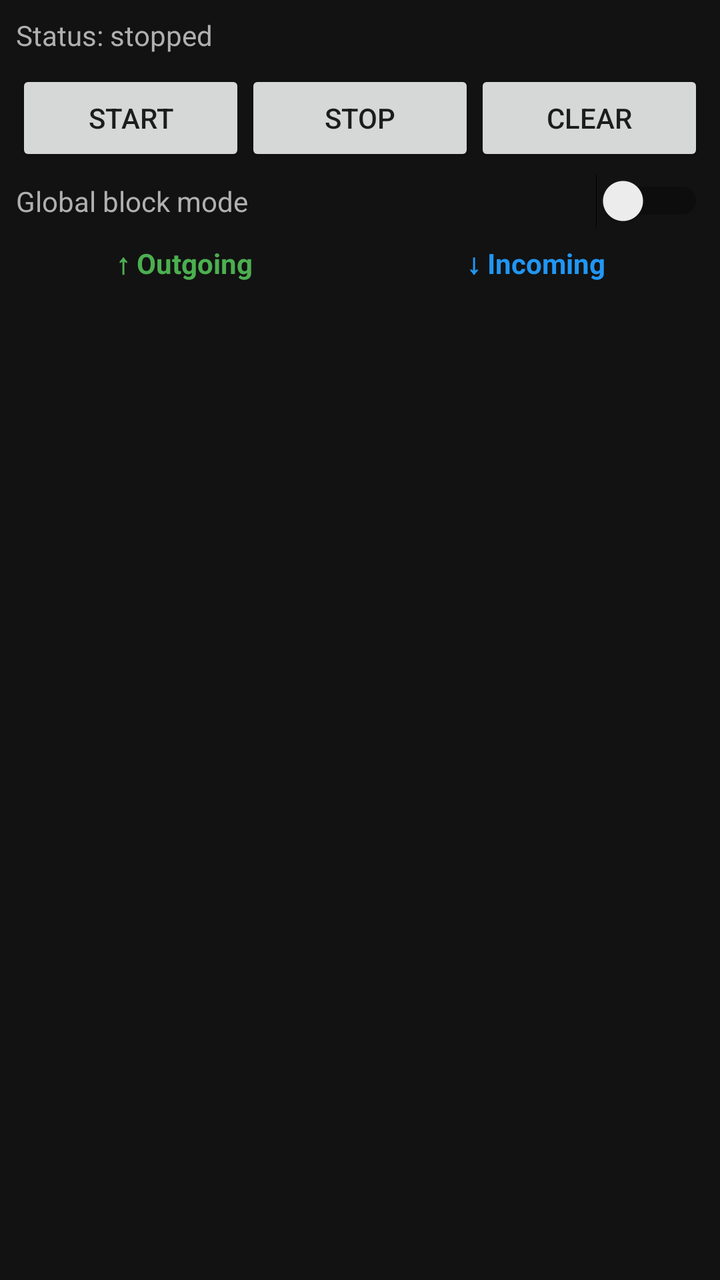
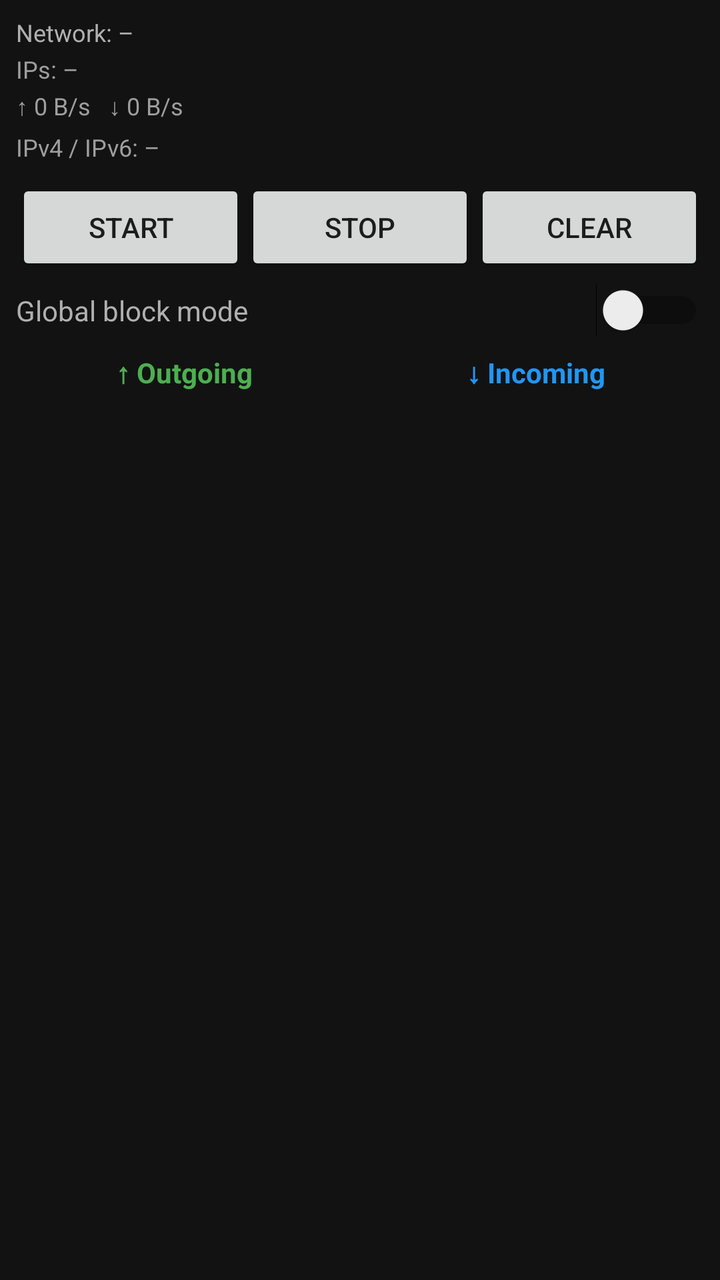

Compare the two renders of this Android layout. The source of the first and the diff that turns it into the second are given below.
<!-- AndroidManifest.xml: application theme Theme.MaterialComponents.DayNight.NoActionBar -->
<!-- res/layout/fragment_monitor.xml -->
<?xml version="1.0" encoding="utf-8"?>
<LinearLayout xmlns:android="http://schemas.android.com/apk/res/android"
    android:layout_width="match_parent"
    android:layout_height="match_parent"
    android:orientation="vertical"
    android:padding="8dp"
    android:background="#121212">

    <TextView
        android:id="@+id/statusText"
        android:layout_width="match_parent"
        android:layout_height="wrap_content"
        android:text="Status: stopped"
        android:textColor="#B0B0B0"
        android:paddingBottom="8dp" />

    <LinearLayout
        android:layout_width="match_parent"
        android:layout_height="wrap_content"
        android:orientation="horizontal"
        android:gravity="center_vertical">

        <Button
            android:id="@+id/btnStart"
            android:layout_width="0dp"
            android:layout_height="wrap_content"
            android:layout_weight="1"
            android:text="Start" />

        <Button
            android:id="@+id/btnStop"
            android:layout_width="0dp"
            android:layout_height="wrap_content"
            android:layout_weight="1"
            android:text="Stop" />

        <Button
            android:id="@+id/btnClear"
            android:layout_width="0dp"
            android:layout_height="wrap_content"
            android:layout_weight="1"
            android:text="Clear" />
    </LinearLayout>

    <LinearLayout
        android:layout_width="match_parent"
        android:layout_height="wrap_content"
        android:orientation="horizontal"
        android:paddingTop="4dp"
        android:paddingBottom="8dp"
        android:gravity="center_vertical">

        <TextView
            android:layout_width="0dp"
            android:layout_height="wrap_content"
            android:layout_weight="1"
            android:text="Global block mode"
            android:textColor="#B0B0B0" />

        <Switch
            android:id="@+id/switchBlockMode"
            android:layout_width="wrap_content"
            android:layout_height="wrap_content" />
    </LinearLayout>

    <LinearLayout
        android:layout_width="match_parent"
        android:layout_height="0dp"
        android:layout_weight="1"
        android:orientation="horizontal">

        
        <LinearLayout
            android:layout_width="0dp"
            android:layout_height="match_parent"
            android:layout_weight="1"
            android:orientation="vertical"
            android:paddingEnd="4dp">

            <TextView
                android:layout_width="match_parent"
                android:layout_height="wrap_content"
                android:text="↑ Outgoing"
                android:textColor="#4CAF50"
                android:textStyle="bold"
                android:gravity="center_horizontal"
                android:textAlignment="center"
                android:paddingBottom="4dp" />

            <androidx.recyclerview.widget.RecyclerView
                android:id="@+id/recyclerOut"
                android:layout_width="match_parent"
                android:layout_height="match_parent" />
        </LinearLayout>

        
        <LinearLayout
            android:layout_width="0dp"
            android:layout_height="match_parent"
            android:layout_weight="1"
            android:orientation="vertical"
            android:paddingStart="4dp">

            <TextView
                android:layout_width="match_parent"
                android:layout_height="wrap_content"
                android:text="↓ Incoming"
                android:textColor="#2196F3"
                android:textStyle="bold"
                android:gravity="center_horizontal"
                android:textAlignment="center"
                android:paddingBottom="4dp" />

            <androidx.recyclerview.widget.RecyclerView
                android:id="@+id/recyclerIn"
                android:layout_width="match_parent"
                android:layout_height="match_parent" />
        </LinearLayout>
    </LinearLayout>
</LinearLayout>
<!-- resources referenced by this layout -->
<resources>

</resources>

<!-- the commit's change to res/layout/fragment_monitor.xml (unified diff, before → after) -->
@@ -7,11 +7,39 @@
     android:background="#121212">
 
     <TextView
-        android:id="@+id/statusText"
+        android:id="@+id/networkInfoText"
         android:layout_width="match_parent"
         android:layout_height="wrap_content"
-        android:text="Status: stopped"
+        android:text="Network: –"
         android:textColor="#B0B0B0"
+        android:textSize="12sp"
+        android:paddingBottom="2dp" />
+
+    <TextView
+        android:id="@+id/ipAddressText"
+        android:layout_width="match_parent"
+        android:layout_height="wrap_content"
+        android:text="IPs: –"
+        android:textColor="#9E9E9E"
+        android:textSize="12sp"
+        android:paddingBottom="2dp" />
+
+    <TextView
+        android:id="@+id/speedText"
+        android:layout_width="match_parent"
+        android:layout_height="wrap_content"
+        android:text="↑ 0 B/s   ↓ 0 B/s"
+        android:textColor="#9E9E9E"
+        android:textSize="12sp"
+        android:paddingBottom="4dp" />
+
+    <TextView
+        android:id="@+id/ipStatsText"
+        android:layout_width="match_parent"
+        android:layout_height="wrap_content"
+        android:text="IPv4 / IPv6: –"
+        android:textColor="#9E9E9E"
+        android:textSize="12sp"
         android:paddingBottom="8dp" />
 
     <LinearLayout
